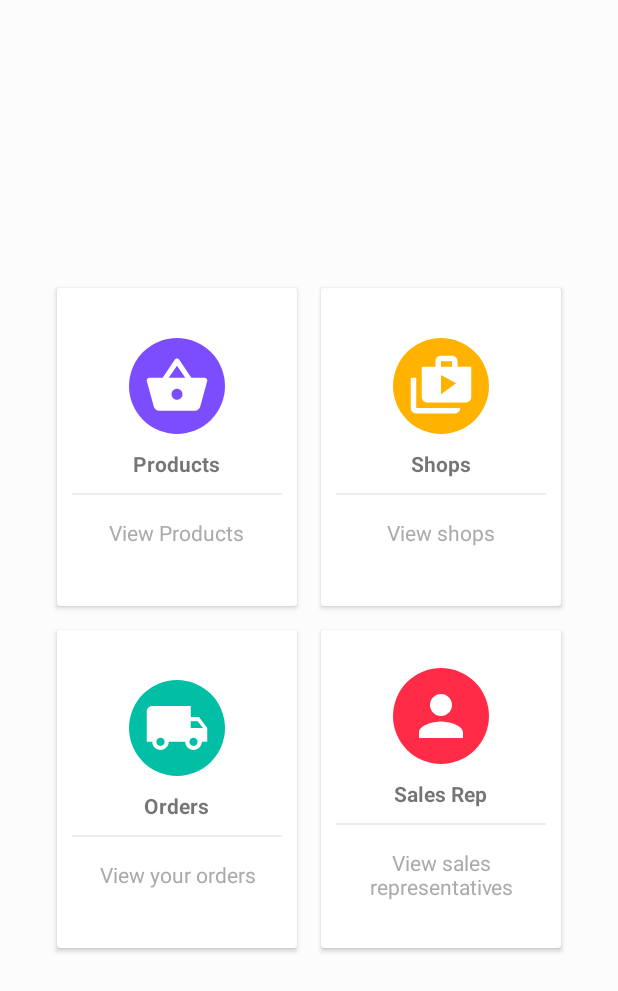
After one commit to mvmmar/dms, an Android app: the layout activity_main.xml on its own in the app's theme, with its tools: preview values and no code run, on a phone screen of 412 x 824 dp. The commit adds this screen. Shown: the top 991 px of the screen. Run offline under Robolectric (Android 15) with nearby library versions, the phone set to English and light mode, and no system bars.

Commit message:
old main

```diff
--- /dev/null
+++ b/app/src/main/java/com/mad/dms/MainActivity.java
@@ -0,0 +1,105 @@
+package com.mad.dms;
+
+import android.content.DialogInterface;
+import android.content.Intent;
+import android.support.v7.app.AlertDialog;
+import android.support.v7.app.AppCompatActivity;
+import android.os.Bundle;
+import android.view.Menu;
+import android.view.MenuItem;
+import android.view.View;
+
+import com.mad.dms.admin.AdminProfileSettings;
+import com.mad.dms.admin.ManageSalesRep;
+import com.mad.dms.admin.ViewSalesRep;
+import com.mad.dms.orders.OrderMainActivity;
+import com.mad.dms.product.ProductView;
+import com.mad.dms.salesrep.SalesRepProfileSettings;
+import com.mad.dms.shops.ShopViewActivity;
+import com.mad.dms.signin.Login;
+
+public class MainActivity extends AppCompatActivity {
+
+    @Override
+    protected void onCreate(Bundle savedInstanceState) {
+        super.onCreate(savedInstanceState);
+        setContentView(R.layout.activity_main);
+        this.setTitle("Dashboard");
+
+        if (!Login.getSessionAdmin()) {
+            findViewById(R.id.main_view_rep).setVisibility(View.GONE);
+        }
+
+    }
+
+    public void setOnClick(View view) {
+        int id = view.getId();
+        Class menu;
+        switch (id) {
+            case R.id.main_view_rep:
+                menu = ViewSalesRep.class;
+                break;
+            case R.id.main_view_products:
+                menu = ProductView.class;
+                break;
+            case R.id.main_view_shops:
+                menu = ShopViewActivity.class;
+                break;
+            case R.id.main_view_orders:
+                menu = OrderMainActivity.class;
+                break;
+            default:
+                menu = ProductView.class;
+        }
+        Intent intent = new Intent(MainActivity.this, menu);
+        startActivity(intent);
+    }
+
+    @Override
+    public boolean onCreateOptionsMenu(Menu menu) {
+        getMenuInflater().inflate(R.menu.menu, menu);
+        return true;
+    }
+
+    @Override
+    public boolean onOptionsItemSelected(MenuItem item) {
+        switch (item.getItemId()) {
+            case R.id.logoutMenu:
+                signOut();
+                break;
+            case R.id.profSetting:
+                Class profile = Login.getSessionAdmin() ? AdminProfileSettings.class : SalesRepProfileSettings.class;
+                Intent i = new Intent(MainActivity.this, profile);
+                startActivity(i);
+                this.overridePendingTransition(R.anim.right_enter, R.anim.left_out);
+                break;
+        }
+        return super.onOptionsItemSelected(item);
+    }
+
+    //sign out method
+    void signOut() {
+        Intent i = new Intent(MainActivity.this, Login.class);
+        finishAffinity();
+        startActivity(i);
+    }
+
+    @Override
+    public void onBackPressed() {
+        AlertDialog.Builder builder = new AlertDialog.Builder(this);
+        builder.setMessage("Are you sure you want to exit?")
+                .setCancelable(false)
+                .setPositiveButton("Yes", new DialogInterface.OnClickListener() {
+                    public void onClick(DialogInterface dialog, int id) {
+                        finishAffinity();
+                    }
+                })
+                .setNegativeButton("No", new DialogInterface.OnClickListener() {
+                    public void onClick(DialogInterface dialog, int id) {
+                        dialog.cancel();
+                    }
+                });
+        AlertDialog alert = builder.create();
+        alert.show();
+    }
+}
--- /dev/null
+++ b/app/src/main/res/layout/activity_main.xml
@@ -0,0 +1,232 @@
+<?xml version="1.0" encoding="utf-8"?>
+<LinearLayout xmlns:android="http://schemas.android.com/apk/res/android"
+    xmlns:app="http://schemas.android.com/apk/res-auto"
+    xmlns:tools="http://schemas.android.com/tools"
+    android:layout_width="match_parent"
+    android:layout_height="match_parent"
+    android:background="@color/backgroundColor"
+    android:gravity="center"
+    android:orientation="vertical"
+    android:padding="8dp"
+    tools:context=".MainActivity">
+
+    <LinearLayout
+        android:layout_width="match_parent"
+        android:layout_height="wrap_content"
+        android:clipToPadding="false"
+        android:gravity="center"
+        android:orientation="horizontal">
+
+        <!--Sales Rep-->
+
+        <!--Products-->
+        <android.support.v7.widget.CardView
+            android:id="@+id/main_view_products"
+            android:layout_width="@dimen/menu_card_width"
+            android:layout_height="@dimen/menu_card_height"
+            android:layout_margin="8dp"
+            android:clickable="true"
+            android:focusable="true"
+            android:foreground="?android:attr/selectableItemBackground"
+            android:onClick="setOnClick">
+
+            <LinearLayout
+                android:layout_width="match_parent"
+                android:layout_height="match_parent"
+                android:gravity="center"
+                android:orientation="vertical">
+
+                <ImageView
+                    android:layout_width="64dp"
+                    android:layout_height="64dp"
+                    android:background="@drawable/main_view_circle_background"
+                    android:backgroundTint="@color/deepPurple"
+                    android:contentDescription="@string/main_view_products_title"
+                    android:padding="10dp"
+                    app:srcCompat="@drawable/ic_main_products_icon" />
+
+                <TextView
+                    android:layout_width="wrap_content"
+                    android:layout_height="wrap_content"
+                    android:layout_marginTop="10dp"
+                    android:text="@string/main_view_products_title"
+                    android:textStyle="bold" />
+
+                <View
+                    android:layout_width="match_parent"
+                    android:layout_height="1dp"
+                    android:layout_margin="10dp"
+                    android:background="@color/lightGray" />
+
+                <TextView
+                    android:layout_width="wrap_content"
+                    android:layout_height="wrap_content"
+                    android:gravity="center"
+                    android:padding="5dp"
+                    android:text="@string/main_view_products_desc"
+                    android:textColor="@android:color/darker_gray" />
+            </LinearLayout>
+
+        </android.support.v7.widget.CardView>
+
+        <android.support.v7.widget.CardView
+            android:id="@+id/main_view_shops"
+            android:layout_width="@dimen/menu_card_width"
+            android:layout_height="@dimen/menu_card_height"
+            android:layout_margin="8dp"
+            android:clickable="true"
+            android:focusable="true"
+            android:foreground="?android:attr/selectableItemBackground"
+            android:onClick="setOnClick">
+
+            <LinearLayout
+                android:layout_width="match_parent"
+                android:layout_height="match_parent"
+                android:gravity="center"
+                android:orientation="vertical">
+
+                <ImageView
+                    android:layout_width="64dp"
+                    android:layout_height="64dp"
+                    android:background="@drawable/main_view_circle_background"
+                    android:backgroundTint="@color/yellow"
+                    android:contentDescription="@string/main_view_title_shops"
+                    android:padding="10dp"
+                    app:srcCompat="@drawable/ic_main_shops_icon" />
+
+                <TextView
+                    android:layout_width="wrap_content"
+                    android:layout_height="wrap_content"
+                    android:layout_marginTop="10dp"
+                    android:text="@string/main_view_title_shops"
+                    android:textStyle="bold" />
+
+                <View
+                    android:layout_width="match_parent"
+                    android:layout_height="1dp"
+                    android:layout_margin="10dp"
+                    android:background="@color/lightGray" />
+
+                <TextView
+                    android:layout_width="wrap_content"
+                    android:layout_height="wrap_content"
+                    android:gravity="center"
+                    android:padding="5dp"
+                    android:text="@string/main_view_desc_shops"
+                    android:textColor="@android:color/darker_gray" />
+            </LinearLayout>
+        </android.support.v7.widget.CardView>
+
+    </LinearLayout>
+
+    <LinearLayout
+        android:layout_width="match_parent"
+        android:layout_height="wrap_content"
+        android:clipToPadding="false"
+        android:gravity="center"
+        android:orientation="horizontal">
+
+        <!--Shops-->
+        <android.support.v7.widget.CardView
+            android:id="@+id/main_view_orders"
+            android:layout_width="@dimen/menu_card_width"
+            android:layout_height="@dimen/menu_card_height"
+            android:layout_margin="8dp"
+            android:clickable="true"
+            android:focusable="true"
+            android:foreground="?android:attr/selectableItemBackground"
+            android:onClick="setOnClick">
+
+            <LinearLayout
+                android:layout_width="match_parent"
+                android:layout_height="match_parent"
+                android:gravity="center"
+                android:orientation="vertical">
+
+                <ImageView
+                    android:layout_width="64dp"
+                    android:layout_height="64dp"
+                    android:background="@drawable/main_view_circle_background"
+                    android:backgroundTint="@color/green"
+                    android:contentDescription="@string/main_view_orders_title"
+                    android:padding="10dp"
+                    app:srcCompat="@drawable/ic_main_orders_icon" />
+
+                <TextView
+                    android:layout_width="wrap_content"
+                    android:layout_height="wrap_content"
+                    android:layout_marginTop="10dp"
+                    android:text="@string/main_view_orders_title"
+                    android:textStyle="bold" />
+
+                <View
+                    android:layout_width="match_parent"
+                    android:layout_height="1dp"
+                    android:layout_margin="10dp"
+                    android:background="@color/lightGray" />
+
+                <TextView
+                    android:layout_width="wrap_content"
+                    android:layout_height="wrap_content"
+                    android:gravity="center"
+                    android:padding="5dp"
+                    android:text="@string/main_view_orders_desc"
+                    android:textColor="@android:color/darker_gray" />
+            </LinearLayout>
+
+        </android.support.v7.widget.CardView>
+
+        <android.support.v7.widget.CardView
+            android:id="@+id/main_view_rep"
+            android:layout_width="@dimen/menu_card_width"
+            android:layout_height="@dimen/menu_card_height"
+            android:layout_margin="8dp"
+            android:clickable="true"
+            android:focusable="true"
+            android:foreground="?android:attr/selectableItemBackground"
+            android:onClick="setOnClick">
+
+            <LinearLayout
+                android:layout_width="match_parent"
+                android:layout_height="match_parent"
+                android:gravity="center"
+                android:orientation="vertical">
+
+                <ImageView
+                    android:layout_width="64dp"
+                    android:layout_height="64dp"
+                    android:background="@drawable/main_view_circle_background"
+                    android:backgroundTint="@color/colorAccent"
+                    android:contentDescription="@string/main_activity_title_salesrep"
+                    android:padding="10dp"
+                    app:srcCompat="@drawable/ic_main_rep_icon" />
+
+                <TextView
+                    android:layout_width="wrap_content"
+                    android:layout_height="wrap_content"
+                    android:layout_marginTop="10dp"
+                    android:text="@string/main_activity_title_salesrep"
+                    android:textStyle="bold" />
+
+                <View
+                    android:layout_width="match_parent"
+                    android:layout_height="1dp"
+                    android:layout_margin="10dp"
+                    android:background="@color/lightGray" />
+
+                <TextView
+                    android:layout_width="wrap_content"
+                    android:layout_height="wrap_content"
+                    android:gravity="center"
+                    android:padding="5dp"
+                    android:text="@string/main_view_desc_salesrep"
+                    android:textColor="@android:color/darker_gray" />
+            </LinearLayout>
+
+        </android.support.v7.widget.CardView>
+
+        <!--Orders-->
+
+    </LinearLayout>
+
+</LinearLayout>
--- a/app/src/main/res/values/dimens.xml
+++ b/app/src/main/res/values/dimens.xml
@@ -13,5 +13,7 @@
     <dimen name="orderRowIconPadding">6dp</dimen>
     <dimen name="orderRowStatusIconSize">16dp</dimen>
     <dimen name="row_icon_size">64dp</dimen>
+    <dimen name="menu_card_width">160dp</dimen>
+    <dimen name="menu_card_height">212dp</dimen>
     <!-- Default screen margins, per the Android Design guidelines. -->
 </resources>
--- a/app/src/main/res/values/strings.xml
+++ b/app/src/main/res/values/strings.xml
@@ -5,10 +5,10 @@
     <!-- Main view -->
     <string name="main_view_orders_title">Orders</string>
     <string name="main_view_orders_desc">View your orders</string>
-    <string name="main_view_products_desc">View Products and related details</string>
+    <string name="main_view_products_desc">View Products</string>
     <string name="main_view_products_title">Products</string>
     <string name="main_activity_title_salesrep">Sales Rep</string>
-    <string name="main_view_desc_salesrep">Manage sales reps</string>
+    <string name="main_view_desc_salesrep">View sales representatives</string>
     <string name="main_view_title_shops">Shops</string>
     <string name="main_view_desc_shops">View shops</string>
 
```
